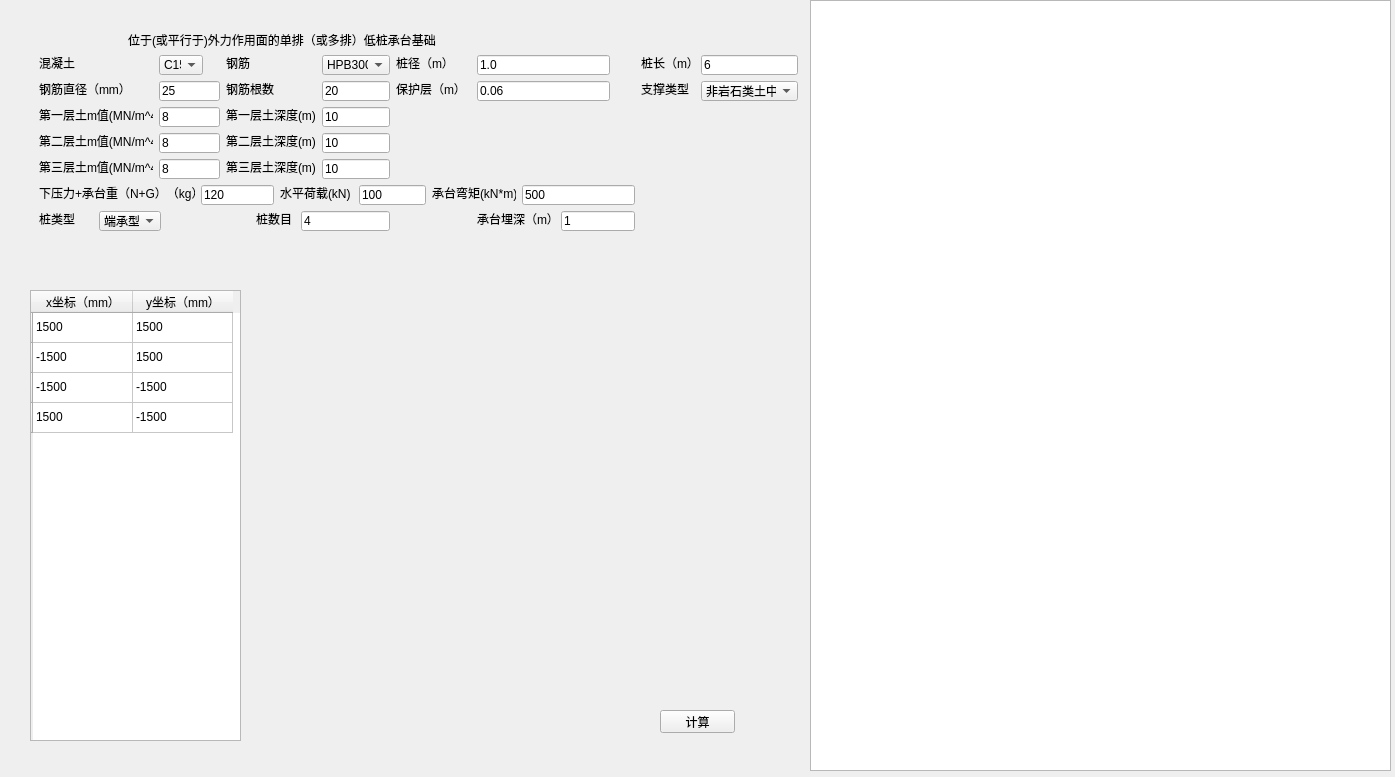
Qt form CalPile/second.ui (tuchengen/PYTHON) before a commit.
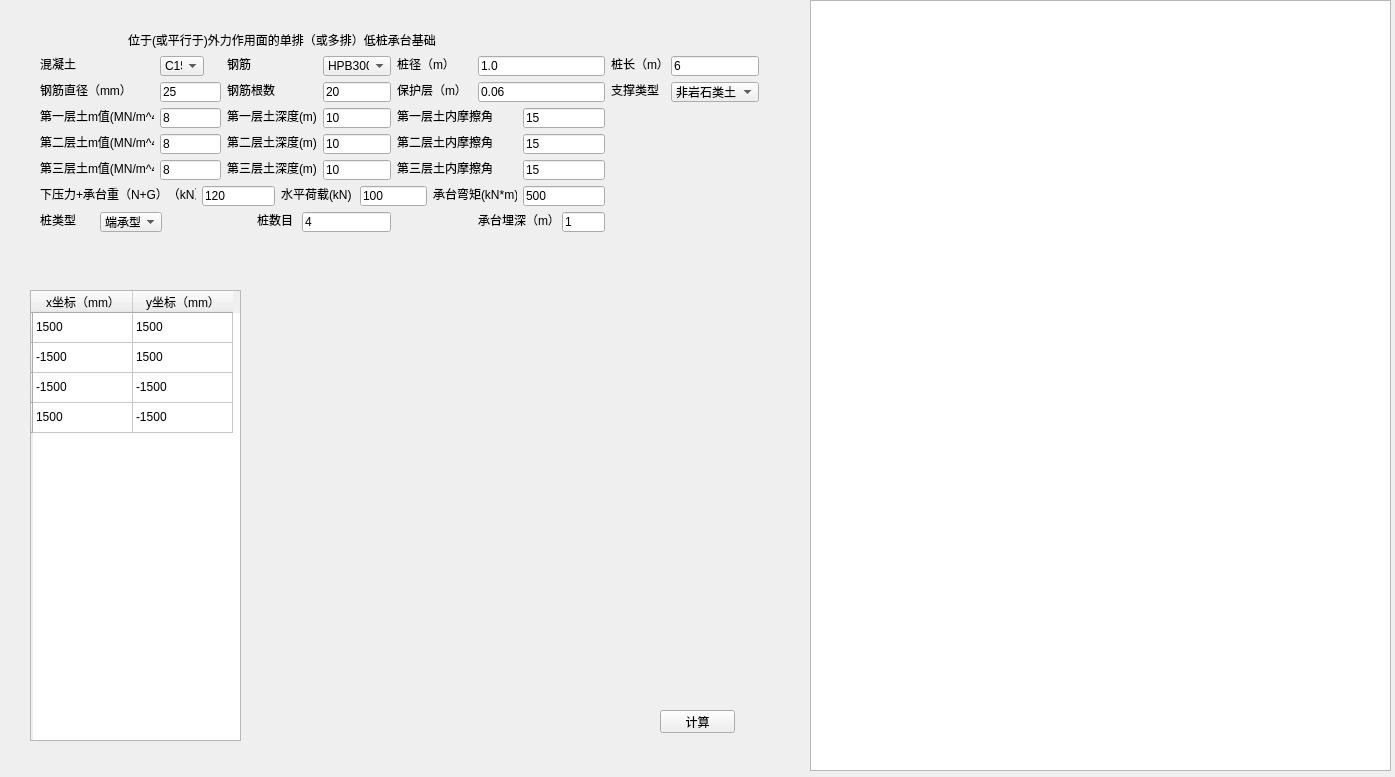
The same form after that commit.

Patch:
```diff
--- a/CalPile/second.ui
+++ b/CalPile/second.ui
@@ -135,9 +135,9 @@
   <widget class="QLineEdit" name="lineEdit_2">
    <property name="geometry">
     <rect>
-     <x>701</x>
-     <y>55</y>
-     <width>97</width>
+     <x>671</x>
+     <y>56</y>
+     <width>88</width>
      <height>20</height>
     </rect>
    </property>
@@ -148,8 +148,8 @@
   <widget class="QLabel" name="label_5">
    <property name="geometry">
     <rect>
-     <x>641</x>
-     <y>55</y>
+     <x>611</x>
+     <y>56</y>
      <width>54</width>
      <height>16</height>
     </rect>
@@ -161,8 +161,8 @@
   <widget class="QComboBox" name="comboBox_2">
    <property name="geometry">
     <rect>
-     <x>322</x>
-     <y>55</y>
+     <x>323</x>
+     <y>56</y>
      <width>68</width>
      <height>20</height>
     </rect>
@@ -206,8 +206,8 @@
   <widget class="QLabel" name="label_4">
    <property name="geometry">
     <rect>
-     <x>396</x>
-     <y>55</y>
+     <x>397</x>
+     <y>56</y>
      <width>54</width>
      <height>16</height>
     </rect>
@@ -219,9 +219,9 @@
   <widget class="QLineEdit" name="lineEdit">
    <property name="geometry">
     <rect>
-     <x>477</x>
-     <y>55</y>
-     <width>133</width>
+     <x>478</x>
+     <y>56</y>
+     <width>127</width>
      <height>20</height>
     </rect>
    </property>
@@ -232,8 +232,8 @@
   <widget class="QLabel" name="label_2">
    <property name="geometry">
     <rect>
-     <x>39</x>
-     <y>55</y>
+     <x>40</x>
+     <y>56</y>
      <width>36</width>
      <height>16</height>
     </rect>
@@ -245,8 +245,8 @@
   <widget class="QComboBox" name="comboBox">
    <property name="geometry">
     <rect>
-     <x>159</x>
-     <y>55</y>
+     <x>160</x>
+     <y>56</y>
      <width>44</width>
      <height>20</height>
     </rect>
@@ -325,8 +325,8 @@
   <widget class="QLabel" name="label_3">
    <property name="geometry">
     <rect>
-     <x>226</x>
-     <y>55</y>
+     <x>227</x>
+     <y>56</y>
      <width>24</width>
      <height>16</height>
     </rect>
@@ -338,8 +338,8 @@
   <widget class="QLabel" name="label_6">
    <property name="geometry">
     <rect>
-     <x>39</x>
-     <y>81</y>
+     <x>40</x>
+     <y>82</y>
      <width>84</width>
      <height>16</height>
     </rect>
@@ -351,8 +351,8 @@
   <widget class="QLineEdit" name="lineEdit_3">
    <property name="geometry">
     <rect>
-     <x>159</x>
-     <y>81</y>
+     <x>160</x>
+     <y>82</y>
      <width>61</width>
      <height>20</height>
     </rect>
@@ -364,8 +364,8 @@
   <widget class="QLabel" name="label_7">
    <property name="geometry">
     <rect>
-     <x>226</x>
-     <y>81</y>
+     <x>227</x>
+     <y>82</y>
      <width>48</width>
      <height>16</height>
     </rect>
@@ -377,8 +377,8 @@
   <widget class="QLineEdit" name="lineEdit_4">
    <property name="geometry">
     <rect>
-     <x>322</x>
-     <y>81</y>
+     <x>323</x>
+     <y>82</y>
      <width>68</width>
      <height>20</height>
     </rect>
@@ -390,8 +390,8 @@
   <widget class="QLabel" name="label_8">
    <property name="geometry">
     <rect>
-     <x>396</x>
-     <y>81</y>
+     <x>397</x>
+     <y>82</y>
      <width>66</width>
      <height>16</height>
     </rect>
@@ -403,9 +403,9 @@
   <widget class="QLineEdit" name="lineEdit_5">
    <property name="geometry">
     <rect>
-     <x>477</x>
-     <y>81</y>
-     <width>133</width>
+     <x>478</x>
+     <y>82</y>
+     <width>127</width>
      <height>20</height>
     </rect>
    </property>
@@ -416,8 +416,8 @@
   <widget class="QLabel" name="label_9">
    <property name="geometry">
     <rect>
-     <x>641</x>
-     <y>81</y>
+     <x>611</x>
+     <y>82</y>
      <width>48</width>
      <height>16</height>
     </rect>
@@ -429,9 +429,9 @@
   <widget class="QComboBox" name="comboBox_3">
    <property name="geometry">
     <rect>
-     <x>701</x>
-     <y>81</y>
-     <width>97</width>
+     <x>671</x>
+     <y>82</y>
+     <width>88</width>
      <height>20</height>
     </rect>
    </property>
@@ -454,8 +454,8 @@
   <widget class="QLabel" name="label_13">
    <property name="geometry">
     <rect>
-     <x>39</x>
-     <y>107</y>
+     <x>40</x>
+     <y>108</y>
      <width>114</width>
      <height>16</height>
     </rect>
@@ -467,8 +467,8 @@
   <widget class="QLineEdit" name="lineEdit_9">
    <property name="geometry">
     <rect>
-     <x>159</x>
-     <y>107</y>
+     <x>160</x>
+     <y>108</y>
      <width>61</width>
      <height>20</height>
     </rect>
@@ -480,8 +480,8 @@
   <widget class="QLabel" name="label_14">
    <property name="geometry">
     <rect>
-     <x>226</x>
-     <y>107</y>
+     <x>227</x>
+     <y>108</y>
      <width>90</width>
      <height>16</height>
     </rect>
@@ -493,8 +493,8 @@
   <widget class="QLineEdit" name="lineEdit_10">
    <property name="geometry">
     <rect>
-     <x>322</x>
-     <y>107</y>
+     <x>323</x>
+     <y>108</y>
      <width>68</width>
      <height>20</height>
     </rect>
@@ -506,8 +506,8 @@
   <widget class="QLabel" name="label_15">
    <property name="geometry">
     <rect>
-     <x>39</x>
-     <y>133</y>
+     <x>40</x>
+     <y>134</y>
      <width>114</width>
      <height>16</height>
     </rect>
@@ -519,8 +519,8 @@
   <widget class="QLineEdit" name="lineEdit_11">
    <property name="geometry">
     <rect>
-     <x>159</x>
-     <y>133</y>
+     <x>160</x>
+     <y>134</y>
      <width>61</width>
      <height>20</height>
     </rect>
@@ -532,8 +532,8 @@
   <widget class="QLabel" name="label_16">
    <property name="geometry">
     <rect>
-     <x>226</x>
-     <y>133</y>
+     <x>227</x>
+     <y>134</y>
      <width>90</width>
      <height>16</height>
     </rect>
@@ -545,8 +545,8 @@
   <widget class="QLineEdit" name="lineEdit_12">
    <property name="geometry">
     <rect>
-     <x>322</x>
-     <y>133</y>
+     <x>323</x>
+     <y>134</y>
      <width>68</width>
      <height>20</height>
     </rect>
@@ -558,8 +558,8 @@
   <widget class="QLabel" name="label_17">
    <property name="geometry">
     <rect>
-     <x>39</x>
-     <y>159</y>
+     <x>40</x>
+     <y>160</y>
      <width>114</width>
      <height>16</height>
     </rect>
@@ -571,8 +571,8 @@
   <widget class="QLineEdit" name="lineEdit_13">
    <property name="geometry">
     <rect>
-     <x>159</x>
-     <y>159</y>
+     <x>160</x>
+     <y>160</y>
      <width>61</width>
      <height>20</height>
     </rect>
@@ -584,8 +584,8 @@
   <widget class="QLabel" name="label_18">
    <property name="geometry">
     <rect>
-     <x>226</x>
-     <y>159</y>
+     <x>227</x>
+     <y>160</y>
      <width>90</width>
      <height>16</height>
     </rect>
@@ -597,8 +597,8 @@
   <widget class="QLineEdit" name="lineEdit_14">
    <property name="geometry">
     <rect>
-     <x>322</x>
-     <y>159</y>
+     <x>323</x>
+     <y>160</y>
      <width>68</width>
      <height>20</height>
     </rect>
@@ -610,21 +610,21 @@
   <widget class="QLabel" name="label_10">
    <property name="geometry">
     <rect>
-     <x>39</x>
-     <y>185</y>
+     <x>40</x>
+     <y>186</y>
      <width>156</width>
      <height>16</height>
     </rect>
    </property>
    <property name="text">
-    <string>下压力+承台重（N+G）（kg）</string>
+    <string>下压力+承台重（N+G）（kN）</string>
    </property>
   </widget>
   <widget class="QLineEdit" name="lineEdit_6">
    <property name="geometry">
     <rect>
-     <x>201</x>
-     <y>185</y>
+     <x>202</x>
+     <y>186</y>
      <width>73</width>
      <height>20</height>
     </rect>
@@ -636,8 +636,8 @@
   <widget class="QLabel" name="label_11">
    <property name="geometry">
     <rect>
-     <x>280</x>
-     <y>185</y>
+     <x>281</x>
+     <y>186</y>
      <width>72</width>
      <height>16</height>
     </rect>
@@ -649,8 +649,8 @@
   <widget class="QLineEdit" name="lineEdit_7">
    <property name="geometry">
     <rect>
-     <x>359</x>
-     <y>185</y>
+     <x>360</x>
+     <y>186</y>
      <width>67</width>
      <height>20</height>
     </rect>
@@ -662,8 +662,8 @@
   <widget class="QLabel" name="label_12">
    <property name="geometry">
     <rect>
-     <x>432</x>
-     <y>185</y>
+     <x>433</x>
+     <y>186</y>
      <width>84</width>
      <height>16</height>
     </rect>
@@ -675,9 +675,9 @@
   <widget class="QLineEdit" name="lineEdit_8">
    <property name="geometry">
     <rect>
-     <x>522</x>
-     <y>185</y>
-     <width>113</width>
+     <x>523</x>
+     <y>186</y>
+     <width>82</width>
      <height>20</height>
     </rect>
    </property>
@@ -688,8 +688,8 @@
   <widget class="QLabel" name="label_19">
    <property name="geometry">
     <rect>
-     <x>256</x>
-     <y>211</y>
+     <x>257</x>
+     <y>212</y>
      <width>36</width>
      <height>16</height>
     </rect>
@@ -701,8 +701,8 @@
   <widget class="QLineEdit" name="lineEdit_15">
    <property name="geometry">
     <rect>
-     <x>301</x>
-     <y>211</y>
+     <x>302</x>
+     <y>212</y>
      <width>89</width>
      <height>20</height>
     </rect>
@@ -714,8 +714,8 @@
   <widget class="QLabel" name="label_20">
    <property name="geometry">
     <rect>
-     <x>477</x>
-     <y>211</y>
+     <x>478</x>
+     <y>212</y>
      <width>78</width>
      <height>16</height>
     </rect>
@@ -727,9 +727,9 @@
   <widget class="QLineEdit" name="lineEdit_16">
    <property name="geometry">
     <rect>
-     <x>561</x>
-     <y>211</y>
-     <width>74</width>
+     <x>562</x>
+     <y>212</y>
+     <width>43</width>
      <height>20</height>
     </rect>
    </property>
@@ -740,8 +740,8 @@
   <widget class="QLabel" name="label_21">
    <property name="geometry">
     <rect>
-     <x>39</x>
-     <y>211</y>
+     <x>40</x>
+     <y>212</y>
      <width>36</width>
      <height>16</height>
     </rect>
@@ -753,8 +753,8 @@
   <widget class="QComboBox" name="comboBox_4">
    <property name="geometry">
     <rect>
-     <x>99</x>
-     <y>211</y>
+     <x>100</x>
+     <y>212</y>
      <width>62</width>
      <height>20</height>
     </rect>
@@ -770,6 +770,84 @@
     </property>
    </item>
   </widget>
+  <widget class="QLabel" name="label_22">
+   <property name="geometry">
+    <rect>
+     <x>397</x>
+     <y>108</y>
+     <width>96</width>
+     <height>16</height>
+    </rect>
+   </property>
+   <property name="text">
+    <string>第一层土内摩擦角</string>
+   </property>
+  </widget>
+  <widget class="QLabel" name="label_23">
+   <property name="geometry">
+    <rect>
+     <x>397</x>
+     <y>134</y>
+     <width>96</width>
+     <height>16</height>
+    </rect>
+   </property>
+   <property name="text">
+    <string>第二层土内摩擦角</string>
+   </property>
+  </widget>
+  <widget class="QLabel" name="label_24">
+   <property name="geometry">
+    <rect>
+     <x>397</x>
+     <y>160</y>
+     <width>96</width>
+     <height>16</height>
+    </rect>
+   </property>
+   <property name="text">
+    <string>第三层土内摩擦角</string>
+   </property>
+  </widget>
+  <widget class="QLineEdit" name="lineEdit_17">
+   <property name="geometry">
+    <rect>
+     <x>523</x>
+     <y>108</y>
+     <width>82</width>
+     <height>20</height>
+    </rect>
+   </property>
+   <property name="text">
+    <string>15</string>
+   </property>
+  </widget>
+  <widget class="QLineEdit" name="lineEdit_18">
+   <property name="geometry">
+    <rect>
+     <x>523</x>
+     <y>134</y>
+     <width>82</width>
+     <height>20</height>
+    </rect>
+   </property>
+   <property name="text">
+    <string>15</string>
+   </property>
+  </widget>
+  <widget class="QLineEdit" name="lineEdit_19">
+   <property name="geometry">
+    <rect>
+     <x>523</x>
+     <y>160</y>
+     <width>82</width>
+     <height>20</height>
+    </rect>
+   </property>
+   <property name="text">
+    <string>15</string>
+   </property>
+  </widget>
  </widget>
  <resources/>
  <connections>
```
